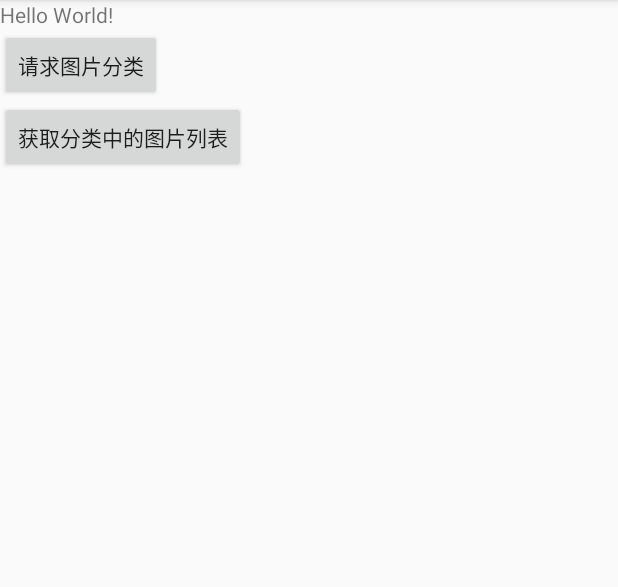
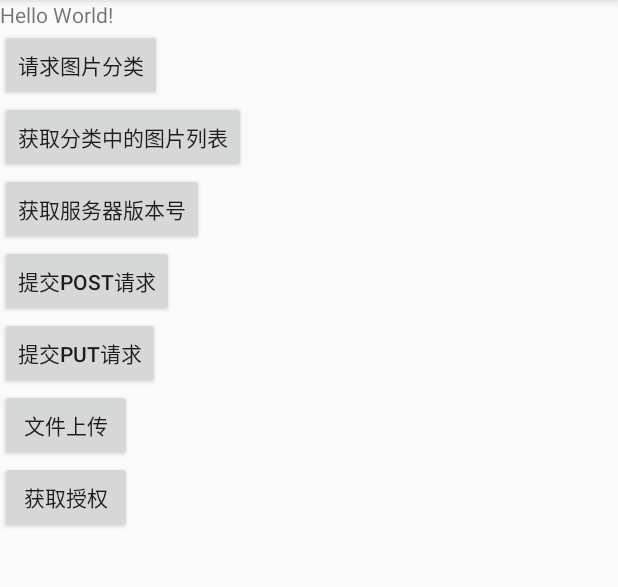
Before and after one commit to GiDEolyL/SuperApp, an Android app: the screen it shows after launch (MainActivity), on a phone screen of 412 x 824 dp, the part 84-671 px from its top. Run offline under Robolectric (Android 15) with nearby library versions, the phone set to English and light mode, and no system bars.

Commit message:
获取Code

```diff
--- a/app/build.gradle
+++ b/app/build.gradle
@@ -2,7 +2,7 @@ apply plugin: 'com.android.application'
 
 android {
     compileSdkVersion 24
-    buildToolsVersion "24.0.2"
+    buildToolsVersion "24.0.3"
     defaultConfig {
         applicationId "org.gyjl.superweibo"
         minSdkVersion 11
--- a/app/src/main/AndroidManifest.xml
+++ b/app/src/main/AndroidManifest.xml
@@ -1,7 +1,9 @@
 <?xml version="1.0" encoding="utf-8"?>
 <manifest xmlns:android="http://schemas.android.com/apk/res/android"
           package="org.gyjl.superweibo">
-<uses-permission android:name="android.permission.INTERNET"/>
+
+    <uses-permission android:name="android.permission.INTERNET"/>
+
     <application
         android:allowBackup="true"
         android:icon="@mipmap/ic_launcher"
@@ -15,6 +17,8 @@
                 <category android:name="android.intent.category.LAUNCHER"/>
             </intent-filter>
         </activity>
+        <activity android:name=".Main2Activity">
+        </activity>
     </application>
 
 </manifest>
--- /dev/null
+++ b/app/src/main/java/org/gyjl/superweibo/api/SuperService.java
@@ -0,0 +1,49 @@
+package org.gyjl.superweibo.api;
+
+import org.gyjl.superweibo.model.ServerInfo;
+
+import okhttp3.RequestBody;
+import retrofit2.Call;
+import retrofit2.http.Body;
+import retrofit2.http.Field;
+import retrofit2.http.FormUrlEncoded;
+import retrofit2.http.GET;
+import retrofit2.http.Multipart;
+import retrofit2.http.POST;
+import retrofit2.http.PUT;
+import retrofit2.http.Part;
+import retrofit2.http.Path;
+
+/**
+ * Created by Administrator on 2016/10/26.
+ */
+
+public interface SuperService {
+    @GET("info")
+    Call<String> getInfo();
+
+    @GET("info/{item}")
+    Call<String> getInfoItem(@Path("item") String item);
+
+    /**
+     * post请求 参数以  key=value&key=value 方式提交
+     * FormUrlEncpded 代表数据形式 key=values
+     * @param name
+     * @param pwd
+     * @return
+     */
+    @FormUrlEncoded
+    @POST("info")
+    Call<String> login(@Field("name") String name, @Field("pwd") String pwd);
+
+    /**
+     * PUT请求传递一个数据实体类，使用JSON传递
+     * @return
+     */
+    @PUT("info")
+    Call<String> updateInfo(@Body ServerInfo serverInfo);
+
+    @Multipart
+    @POST("file")
+    Call<String> updateFile(@Part("imgae") RequestBody mFile);
+}
--- a/app/src/main/java/org/gyjl/superweibo/api/TngouService.java
+++ b/app/src/main/java/org/gyjl/superweibo/api/TngouService.java
@@ -31,4 +31,5 @@ public interface TngouService {
      */
     @GET("tnfs/api/list")
     Call<GalleryList> getListById(@Query("id") String id);
+
 }
--- a/app/src/main/res/layout/activity_main.xml
+++ b/app/src/main/res/layout/activity_main.xml
@@ -22,4 +22,29 @@
         android:onClick="btnGetList"
         android:layout_width="wrap_content"
         android:layout_height="wrap_content"/>
+    <Button
+        android:text="获取服务器版本号"
+        android:onClick="btnGetVersion"
+        android:layout_width="wrap_content"
+        android:layout_height="wrap_content"/>
+    <Button
+        android:text="提交POST请求"
+        android:onClick="btnPostLogin"
+        android:layout_width="wrap_content"
+        android:layout_height="wrap_content"/>
+    <Button
+        android:text="提交PUT请求"
+        android:onClick="btnPutJson"
+        android:layout_width="wrap_content"
+        android:layout_height="wrap_content"/>
+    <Button
+        android:text="文件上传"
+        android:onClick="btnUploadFile"
+        android:layout_width="wrap_content"
+        android:layout_height="wrap_content"/>
+    <Button
+        android:text="获取授权"
+        android:onClick="btnGets"
+        android:layout_width="wrap_content"
+        android:layout_height="wrap_content"/>
 </LinearLayout>
```
Also changed, not shown: app/src/main/java/org/gyjl/superweibo/Main2Activity.java (added, +34 -0 lines), app/src/main/java/org/gyjl/superweibo/MainActivity.java (+128 -0 lines), app/src/main/java/org/gyjl/superweibo/MywebviewClient.java (added, +16 -0 lines), app/src/main/java/org/gyjl/superweibo/api/SinaService.java (added, +19 -0 lines), app/src/main/java/org/gyjl/superweibo/model/ServerInfo.java (added, +50 -0 lines), app/src/main/java/org/gyjl/superweibo/web/MyWebViewClient.java (deleted, +0 -24 lines), app/src/main/res/layout/activity_main2.xml (added, +18 -0 lines).
